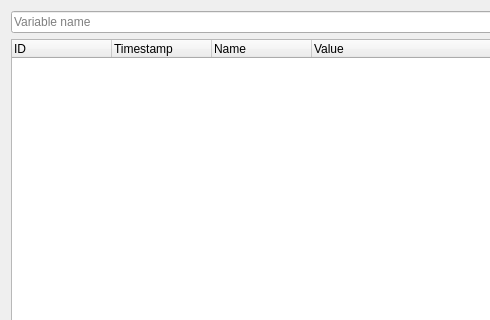
epasveer/seer, file src/SeerStructVisualizerWidget.ui: the form before one commit; both pictures show x 0 to 490 and y 0 to 320 of the 798 by 683 pixel window.
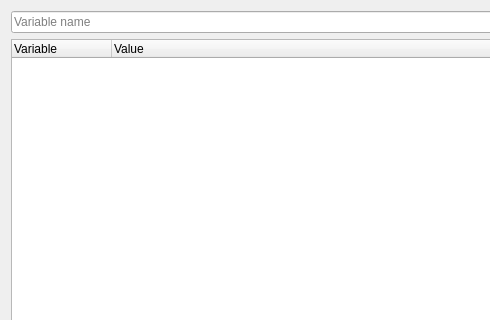
The form after the commit. Icons and pictures are not drawn.

What changed in the file:
```diff
--- a/src/SeerStructVisualizerWidget.ui
+++ b/src/SeerStructVisualizerWidget.ui
@@ -65,17 +65,7 @@
     <widget class="QTreeWidget" name="variableTreeWidget">
      <column>
       <property name="text">
-       <string>ID</string>
-      </property>
-     </column>
-     <column>
-      <property name="text">
-       <string>Timestamp</string>
-      </property>
-     </column>
-     <column>
-      <property name="text">
-       <string>Name</string>
+       <string>Variable</string>
       </property>
      </column>
      <column>
```
